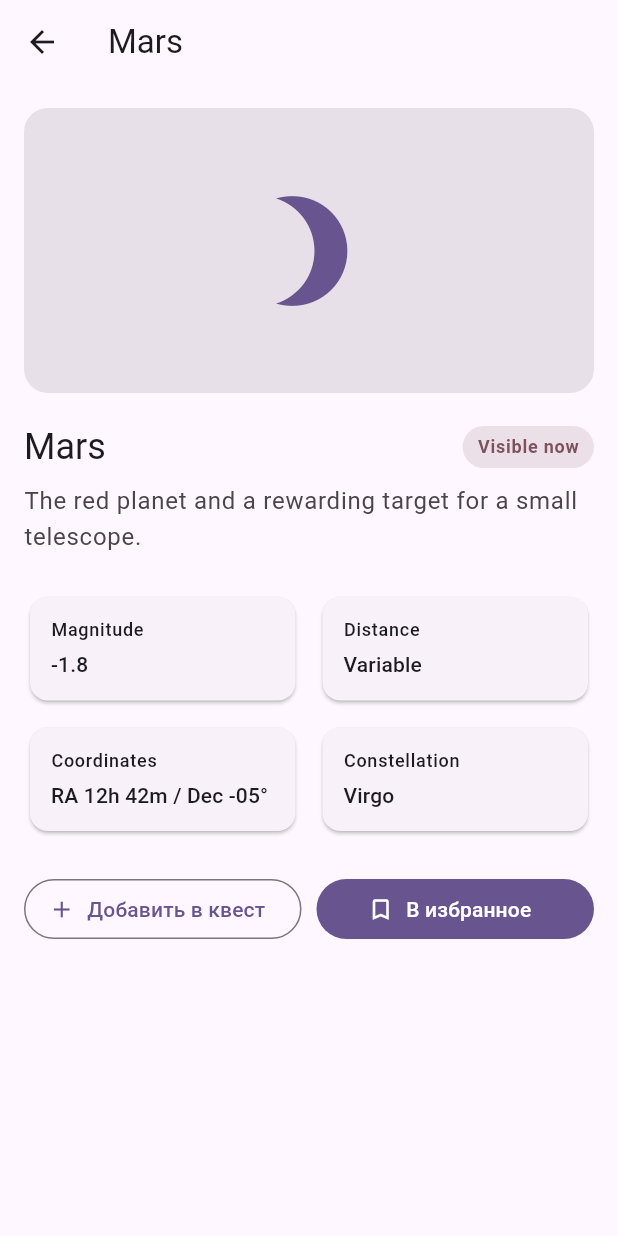
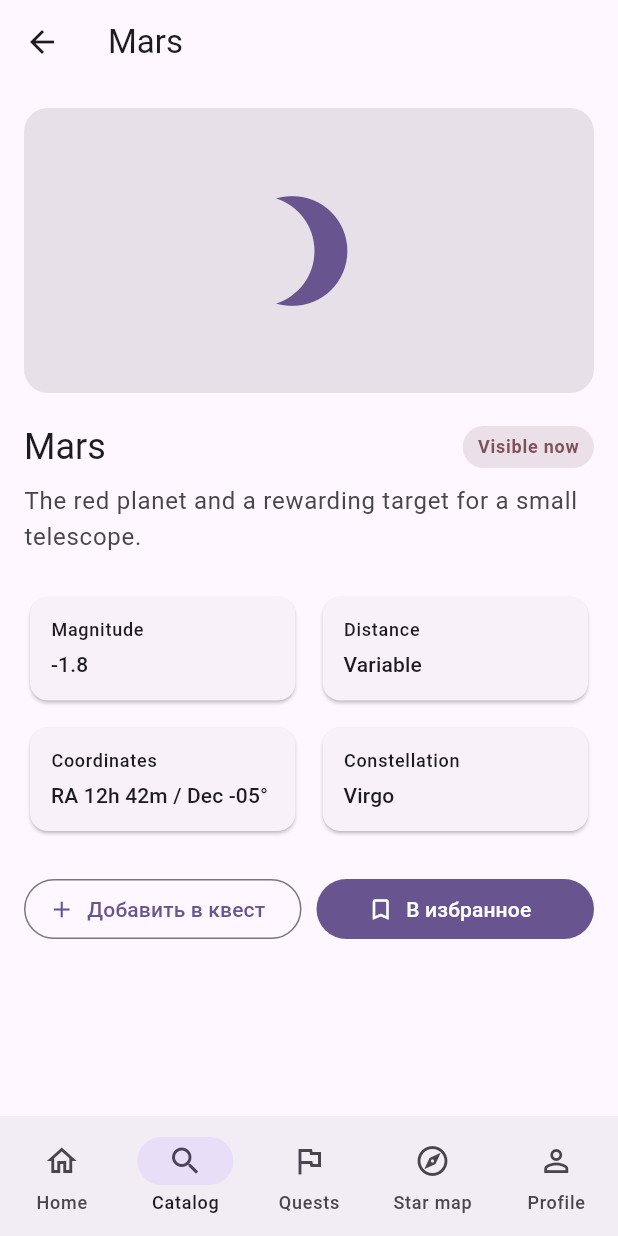
Before and after one commit to Alexandru-Conovca/PAD_Lab23, a Flutter app: the CatalogScreen screen opened by its route, after a tap on "Mars", on a phone screen of 412 x 824 dp. Run offline on Flutter 3.47's test engine with Material 3 defaults, Android fonts, the phone set to English and light mode, and no system bars; our stand-ins replace go_router.

Commit message:
L3: добавлены постоянные вкладки через StatefulShellRoute

```diff
--- a/polaris/lib/router.dart
+++ b/polaris/lib/router.dart
@@ -14,6 +14,8 @@ import 'screens/statistics_screen.dart';
 import 'screens/telescope_screen.dart';
 import 'screens/verification_screen.dart';
 
+import 'widgets/app_shell.dart';
+
 final router = GoRouter(
   initialLocation: '/login',
   routes: [
@@ -23,73 +25,104 @@ final router = GoRouter(
         return AuthScreen(onLogin: () => context.go('/'));
       },
     ),
+    StatefulShellRoute.indexedStack(
+      builder: (context, state, navigationShell) {
+        return AppShell(navigationShell: navigationShell);
+      },
+      branches: [
+        StatefulShellBranch(
+          routes: [
             GoRoute(
               path: '/',
               builder: (context, state) {
                 return HomeScreen(onQuest: () => context.go('/quests'));
               },
             ),
+          ],
+        ),
+        StatefulShellBranch(
+          routes: [
             GoRoute(
               path: '/catalog',
               builder: (context, state) {
                 return const CatalogScreen();
               },
-    ),
+              routes: [
                 GoRoute(
-      path: '/objects/:id',
+                  path: 'objects/:id',
                   builder: (context, state) {
                     final id = state.pathParameters['id']!;
 
                     return ObjectDetailScreen(id: id);
                   },
                 ),
+              ],
+            ),
+          ],
+        ),
+        StatefulShellBranch(
+          routes: [
             GoRoute(
               path: '/quests',
               builder: (context, state) {
                 return QuestScreen(quest: quests[1]);
               },
             ),
+          ],
+        ),
+        StatefulShellBranch(
+          routes: [
             GoRoute(
               path: '/star-map',
               builder: (context, state) {
                 return const StarMapScreen();
               },
             ),
+          ],
+        ),
+        StatefulShellBranch(
+          routes: [
             GoRoute(
               path: '/profile',
               builder: (context, state) {
                 return const ProfileScreen();
               },
-    ),
+              routes: [
                 GoRoute(
-      path: '/history',
+                  path: 'history',
                   builder: (context, state) {
                     return const HistoryScreen();
                   },
                 ),
                 GoRoute(
-      path: '/favorites',
+                  path: 'favorites',
                   builder: (context, state) {
                     return const FavoritesScreen();
                   },
                 ),
                 GoRoute(
-      path: '/statistics',
+                  path: 'statistics',
                   builder: (context, state) {
                     return const StatisticsScreen();
                   },
                 ),
                 GoRoute(
-      path: '/telescope',
+                  path: 'telescope',
                   builder: (context, state) {
                     return const TelescopeScreen();
                   },
                 ),
                 GoRoute(
-      path: '/verification',
+                  path: 'verification',
                   builder: (context, state) {
                     return const VerificationScreen();
                   },
                 ),
               ],
+            ),
+          ],
+        ),
+      ],
+    ),
+  ],
 );
--- a/polaris/lib/screens/catalog_screen.dart
+++ b/polaris/lib/screens/catalog_screen.dart
@@ -17,7 +17,7 @@ class CatalogScreen extends StatelessWidget {
             (object) => CelestialObjectCard(
               object: object,
               onTap: () {
-                context.push('/objects/${object.id}');
+                context.push('/catalog/objects/${object.id}');
               },
             ),
           ),
--- /dev/null
+++ b/polaris/lib/widgets/app_shell.dart
@@ -0,0 +1,42 @@
+import 'package:flutter/material.dart';
+import 'package:go_router/go_router.dart';
+
+class AppShell extends StatelessWidget {
+  const AppShell({super.key, required this.navigationShell});
+
+  final StatefulNavigationShell navigationShell;
+
+  @override
+  Widget build(BuildContext context) {
+    return Scaffold(
+      body: navigationShell,
+      bottomNavigationBar: NavigationBar(
+        selectedIndex: navigationShell.currentIndex,
+        onDestinationSelected: navigationShell.goBranch,
+        destinations: const [
+          NavigationDestination(
+            icon: Icon(Icons.home_outlined),
+            selectedIcon: Icon(Icons.home),
+            label: 'Home',
+          ),
+          NavigationDestination(icon: Icon(Icons.search), label: 'Catalog'),
+          NavigationDestination(
+            icon: Icon(Icons.flag_outlined),
+            selectedIcon: Icon(Icons.flag),
+            label: 'Quests',
+          ),
+          NavigationDestination(
+            icon: Icon(Icons.explore_outlined),
+            selectedIcon: Icon(Icons.explore),
+            label: 'Star map',
+          ),
+          NavigationDestination(
+            icon: Icon(Icons.person_outline),
+            selectedIcon: Icon(Icons.person),
+            label: 'Profile',
+          ),
+        ],
+      ),
+    );
+  }
+}
```
Lines whose indentation alone changed are shown as unchanged.
